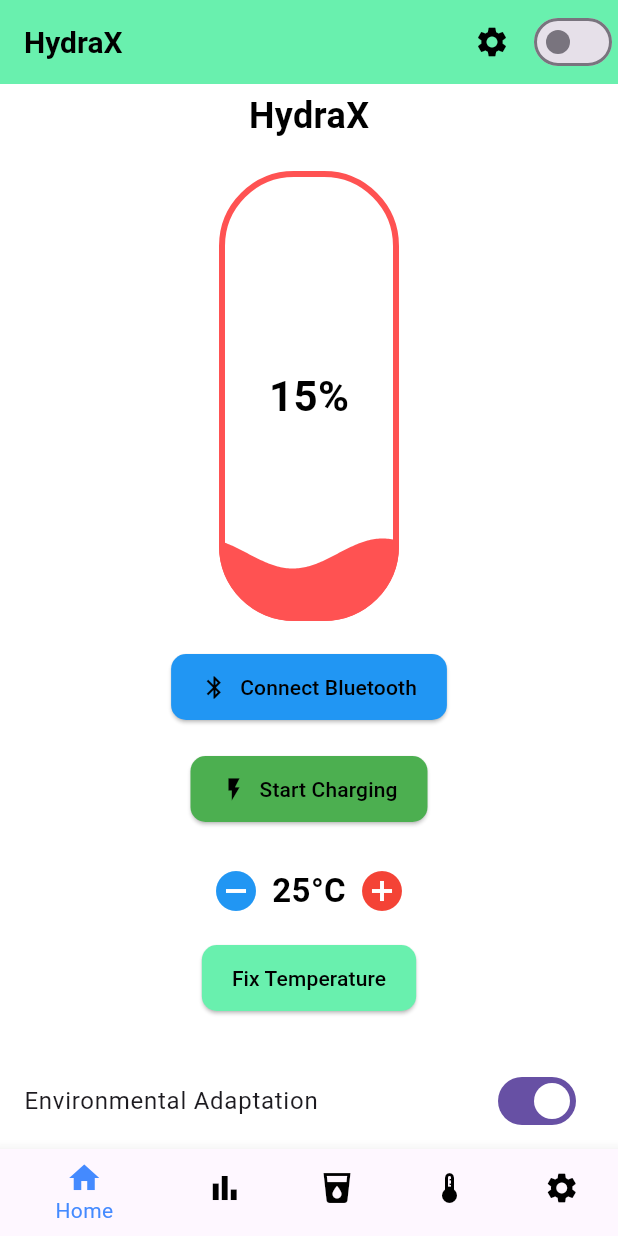
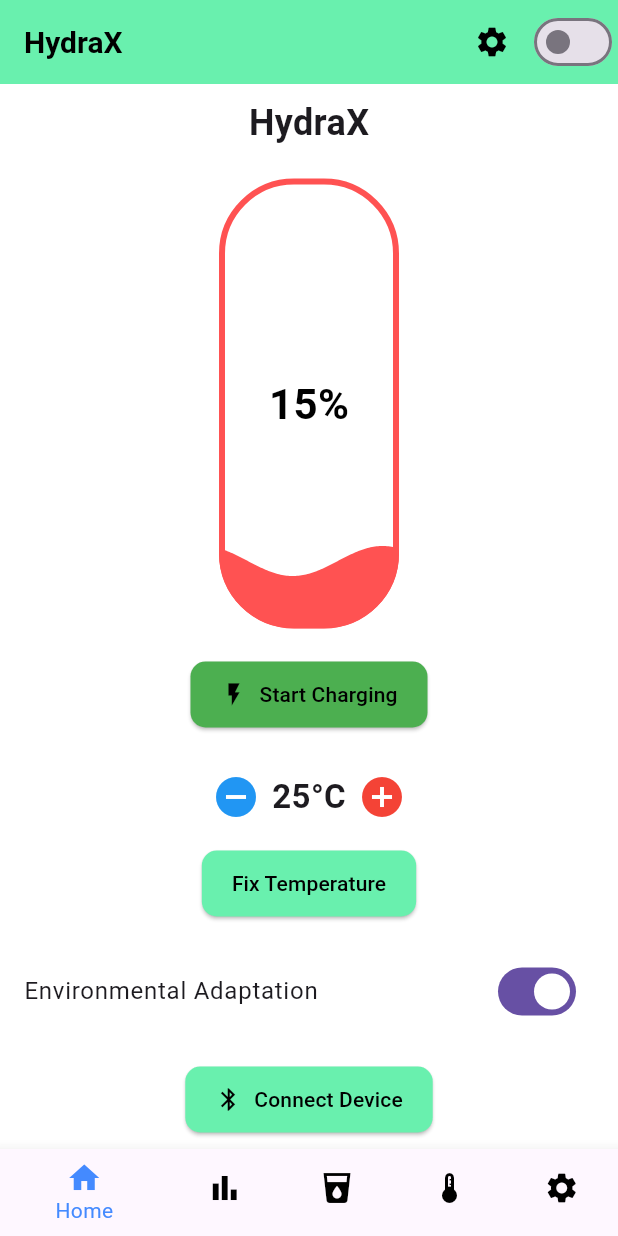
Before and after one commit to sivaprakasam-07/HydraX, a Flutter app: the screen it shows after launch, after a tap on "Environmental Adaptation", on a phone screen of 412 x 824 dp. Run offline on Flutter 3.47's test engine with Material 3 defaults, Android fonts, the phone set to English and light mode, and no system bars; our stand-ins replace cloud_firestore, firebase_core, fl_chart, flutter_bluetooth_serial, geolocator, get and 2 more; accounts and stored records are empty.

Commit message:
removed the old bluetooth and added new bluetooth

```diff
--- a/lib/ui/screens/home_screen.dart
+++ b/lib/ui/screens/home_screen.dart
@@ -2,12 +2,15 @@ import 'package:flutter/material.dart';
 import 'package:provider/provider.dart';
 import 'package:shared_preferences/shared_preferences.dart';
 import 'package:geolocator/geolocator.dart';
+import 'package:flutter_bluetooth_serial/flutter_bluetooth_serial.dart';
+
 import '../widgets/battery_status.dart';
 import '../widgets/hydration_chart.dart';
 import '../widgets/water_bottle.dart';
 import '../widgets/temperature_chart.dart';
 import 'settings_screen.dart';
-import '../../services/bluetooth_service.dart';
+import 'device_screen.dart';
+
 import '../../providers/theme_provider.dart';
 import '../../services/firebase_service.dart';
 import '../../services/location_service.dart';
@@ -22,16 +25,12 @@ class HomeScreen extends StatefulWidget {
 }
 
 class _HomeScreenState extends State<HomeScreen> with TickerProviderStateMixin {
-  final MyBluetoothService _bluetoothService = MyBluetoothService();
   final double _batteryLevel = 15.0;
   double _currentTemperature = 25.0;
   bool _isCharging = false;
-  bool _isBluetoothConnected = false;
   final double _waterFillLevel = 0.5;
   late AnimationController _waveController;
   int _selectedIndex = 0;
-
-  /// ✅ **Environmental Adaptation Toggle State**
   bool _environmentalAdaptationEnabled = false;
 
   @override
@@ -42,16 +41,11 @@ class _HomeScreenState extends State<HomeScreen> with TickerProviderStateMixin {
       duration: Duration(seconds: 2),
     )..repeat(reverse: true);
 
-    _loadEnvironmentalAdaptationPreference(); // ✅ Load Environmental Adaptation State on Start
+    _loadEnvironmentalAdaptationPreference();
     _checkAndUpdateTemperature();
-    print("🔍 Checking Environmental Adaptation...");
- // ✅ Auto Adjust Temp if Enabled
     _getCurrentLocation();
-    // Removed as 'permission' is not defined here.
-
   }
 
-  /// ✅ **Get Current Location and Print**
   Future<void> _getCurrentLocation() async {
     try {
       bool serviceEnabled = await Geolocator.isLocationServiceEnabled();
@@ -69,27 +63,16 @@ class _HomeScreenState extends State<HomeScreen> with TickerProviderStateMixin {
         }
       }
 
-      // ✅ Add Weather Data Logging
       var position = await Geolocator.getCurrentPosition(
         desiredAccuracy: LocationAccuracy.high,
       );
-      WeatherModel? weather = await WeatherService().getWeather(position.latitude, position.longitude);
+      WeatherModel? weather = await WeatherService()
+          .getWeather(position.latitude, position.longitude);
       if (weather != null) {
         print("✅ Weather Data: ${weather.temperature}°C");
       } else {
         print("⚠️ No Weather Data Retrieved!");
       }
-      print("📍 Location Permission Granted: ${permission.toString()}");
-
-      if (permission == LocationPermission.deniedForever) {
-        print('❌ Location permissions are permanently denied.');
-        return;
-      }
-
-      position = await Geolocator.getCurrentPosition(
-        desiredAccuracy: LocationAccuracy.high,
-      );
-      print('📍 Current Location: Lat: ${position.latitude}, Long: ${position.longitude}');
     } catch (e) {
       print('⚠️ Error fetching location: $e');
     }
@@ -101,7 +84,6 @@ class _HomeScreenState extends State<HomeScreen> with TickerProviderStateMixin {
     super.dispose();
   }
 
-  /// ✅ **Load Environmental Adaptation Preference**
   Future<void> _loadEnvironmentalAdaptationPreference() async {
     SharedPreferences prefs = await SharedPreferences.getInstance();
     bool savedValue = prefs.getBool("environmentalAdaptation") ?? false;
@@ -110,7 +92,6 @@ class _HomeScreenState extends State<HomeScreen> with TickerProviderStateMixin {
     });
   }
 
-  /// ✅ **Save Environmental Adaptation Preference**
   Future<void> _toggleEnvironmentalAdaptation(bool value) async {
     SharedPreferences prefs = await SharedPreferences.getInstance();
     await prefs.setBool("environmentalAdaptation", value);
@@ -119,11 +100,10 @@ class _HomeScreenState extends State<HomeScreen> with TickerProviderStateMixin {
     });
 
     if (value) {
-      _checkAndUpdateTemperature(); // 🌡️ Update temperature on toggle
+      _checkAndUpdateTemperature();
     }
   }
 
-  /// ✅ **Fetch Weather & Update Temperature Automatically**
   Future<void> _checkAndUpdateTemperature() async {
     if (_environmentalAdaptationEnabled) {
       try {
@@ -133,21 +113,15 @@ class _HomeScreenState extends State<HomeScreen> with TickerProviderStateMixin {
               await WeatherService().getWeather(position.latitude, position.longitude);
           if (weather != null) {
             double adaptedTemp = weather.temperature > 25
-                ? weather.temperature - 5 // 🔥 Cool if hot
-                : weather.temperature + 5; // ❄️ Warm if cold
-
-            /// ✅ **Apply Temperature Limits**
+                ? weather.temperature - 5
+                : weather.temperature + 5;
             adaptedTemp = adaptedTemp.clamp(10.0, 50.0);
 
             setState(() {
               _currentTemperature = adaptedTemp;
             });
-            print("✅ Adapted Temp: ${_currentTemperature.round()}°C based on environment");
-          } else {
-            print('⚠️ Failed to fetch weather data.');
+            print("✅ Adapted Temp: ${_currentTemperature.round()}°C");
           }
-        } else {
-          print('❌ Failed to get location.');
         }
       } catch (e) {
         print('⚠️ Error updating temperature: $e');
@@ -161,31 +135,12 @@ class _HomeScreenState extends State<HomeScreen> with TickerProviderStateMixin {
     });
   }
 
-  /// ✅ **Bluetooth Connection Handler**
-  Future<void> _handleBluetoothConnection() async {
-    if (_isBluetoothConnected) {
-      await _bluetoothService.disconnect();
-      setState(() {
-        _isBluetoothConnected = false;
-      });
-    } else {
-      bool success = await _bluetoothService.scanAndConnect();
-      if (success) {
-        setState(() {
-          _isBluetoothConnected = true;
-        });
-      }
-    }
-  }
-
-  /// ✅ **Toggle Charging**
   void _toggleCharging() {
     setState(() {
       _isCharging = !_isCharging;
     });
   }
 
-  /// ✅ **Increase/Decrease Temperature with Clamping**
   void _changeTemperature(bool increase) {
     setState(() {
       if (increase) {
@@ -196,7 +151,6 @@ class _HomeScreenState extends State<HomeScreen> with TickerProviderStateMixin {
     });
   }
 
-  /// ✅ **Fix Temperature and Log to Firebase**
   Future<void> _fixTemperature() async {
     try {
       await FirebaseService().logTemperature(_currentTemperature.round().toDouble());
@@ -206,6 +160,25 @@ class _HomeScreenState extends State<HomeScreen> with TickerProviderStateMixin {
     } catch (e) {
       ScaffoldMessenger.of(context).showSnackBar(
         SnackBar(content: Text('❌ Failed to log temperature!')),
+      );
+    }
+  }
+
+  Future<void> _connectToBluetoothDevice() async {
+    BluetoothDevice? selectedDevice = await FlutterBluetoothSerial.instance
+        .getBondedDevices()
+        .then((devices) => devices.isNotEmpty ? devices.first : null);
+
+    if (selectedDevice != null) {
+      Navigator.push(
+        context,
+        MaterialPageRoute(
+          builder: (_) => DeviceScreen(device: selectedDevice),
+        ),
+      );
+    } else {
+      ScaffoldMessenger.of(context).showSnackBar(
+        SnackBar(content: Text('❌ No paired Bluetooth device found.')),
       );
     }
   }
@@ -232,17 +205,11 @@ class _HomeScreenState extends State<HomeScreen> with TickerProviderStateMixin {
     return Scaffold(
       backgroundColor: Theme.of(context).scaffoldBackgroundColor,
       appBar: AppBar(
-        title: Text(
-          'HydraX',
-          style: TextStyle(color: isDarkMode ? Colors.white : Colors.black),
-        ),
+        title: Text('HydraX', style: TextStyle(color: isDarkMode ? Colors.white : Colors.black)),
         backgroundColor: Theme.of(context).primaryColor,
         actions: [
           IconButton(
-            icon: Icon(
-              Icons.settings,
-              color: isDarkMode ? Colors.white : Colors.black,
-            ),
+            icon: Icon(Icons.settings, color: isDarkMode ? Colors.white : Colors.black),
             onPressed: () {
               Navigator.push(
                 context,
@@ -252,9 +219,7 @@ class _HomeScreenState extends State<HomeScreen> with TickerProviderStateMixin {
           ),
           Switch(
             value: isDarkMode,
-            onChanged: (value) {
-              themeProvider.toggleTheme();
-            },
+            onChanged: (value) => themeProvider.toggleTheme(),
           ),
         ],
       ),
@@ -267,42 +232,22 @@ class _HomeScreenState extends State<HomeScreen> with TickerProviderStateMixin {
         onTap: _onNavBarTapped,
         items: [
           BottomNavigationBarItem(icon: Icon(Icons.home), label: "Home"),
-          BottomNavigationBarItem(
-            icon: Icon(Icons.bar_chart),
-            label: "Analysis",
-          ),
-          BottomNavigationBarItem(
-            icon: Icon(Icons.local_drink),
-            label: "Hydration",
-          ),
-          BottomNavigationBarItem(
-            icon: Icon(Icons.thermostat),
-            label: "Temp Log",
-          ),
-          BottomNavigationBarItem(
-            icon: Icon(Icons.settings),
-            label: "Settings",
-          ),
+          BottomNavigationBarItem(icon: Icon(Icons.bar_chart), label: "Analysis"),
+          BottomNavigationBarItem(icon: Icon(Icons.local_drink), label: "Hydration"),
+          BottomNavigationBarItem(icon: Icon(Icons.thermostat), label: "Temp Log"),
+          BottomNavigationBarItem(icon: Icon(Icons.settings), label: "Settings"),
         ],
       ),
     );
   }
 
-  /// ✅ **Updated Home Screen with Bluetooth & Temperature Controls + Environmental Adaptation Toggle**
   Widget _buildHomeScreen() {
     bool isDarkMode = Theme.of(context).brightness == Brightness.dark;
     return Center(
       child: Column(
         mainAxisAlignment: MainAxisAlignment.center,
         children: [
-          Text(
-            'HydraX',
-            style: TextStyle(
-              fontSize: 24,
-              fontWeight: FontWeight.bold,
-              color: isDarkMode ? Colors.white : Colors.black,
-            ),
-          ),
+          Text('HydraX', style: TextStyle(fontSize: 24, fontWeight: FontWeight.bold)),
           SizedBox(height: 20),
           BatteryStatus(
             batteryLevel: _batteryLevel,
@@ -311,27 +256,6 @@ class _HomeScreenState extends State<HomeScreen> with TickerProviderStateMixin {
             textColor: isDarkMode ? Colors.white : Colors.black,
           ),
           SizedBox(height: 20),
-
-          /// ✅ **Bluetooth Button**
-          ElevatedButton.icon(
-            onPressed: _handleBluetoothConnection,
-            icon: Icon(
-              _isBluetoothConnected
-                  ? Icons.bluetooth_disabled
-                  : Icons.bluetooth,
-            ),
-            label: Text(
-              _isBluetoothConnected
-                  ? "Disconnect Bluetooth"
-                  : "Connect Bluetooth",
-            ),
-            style: ElevatedButton.styleFrom(
-              backgroundColor: _isBluetoothConnected ? Colors.red : Colors.blue,
-            ),
-          ),
-          SizedBox(height: 20),
-
-          /// ✅ **Charging Button**
           ElevatedButton.icon(
             onPressed: _toggleCharging,
             icon: Icon(_isCharging ? Icons.flash_off : Icons.flash_on),
@@ -341,8 +265,6 @@ class _HomeScreenState extends State<HomeScreen> with TickerProviderStateMixin {
             ),
           ),
           SizedBox(height: 20),
-
-          /// ✅ **Temperature Controls**
           Row(
             mainAxisAlignment: MainAxisAlignment.center,
             children: [
@@ -351,12 +273,8 @@ class _HomeScreenState extends State<HomeScreen> with TickerProviderStateMixin {
                 onPressed: () => _changeTemperature(false),
               ),
               Text(
-                "${_currentTemperature.round()}°C", // ✅ Rounded to Integer
-                style: TextStyle(
-                  fontSize: 22,
-                  fontWeight: FontWeight.bold,
-                  color: isDarkMode ? Colors.white : Colors.black,
-                ),
+                "${_currentTemperature.round()}°C",
+                style: TextStyle(fontSize: 22, fontWeight: FontWeight.bold),
               ),
               IconButton(
                 icon: Icon(Icons.add_circle, color: Colors.red, size: 32),
@@ -365,15 +283,11 @@ class _HomeScreenState extends State<HomeScreen> with TickerProviderStateMixin {
             ],
           ),
           SizedBox(height: 10),
-
-          /// ✅ **Fix Temperature Button**
           ElevatedButton(
             onPressed: _fixTemperature,
             child: Text('Fix Temperature'),
           ),
-          SizedBox(height: 30),
-
-          /// ✅ **Environmental Adaptation Toggle**
+          SizedBox(height: 20),
           SwitchListTile(
             title: Text("Environmental Adaptation"),
             value: _environmentalAdaptationEnabled,
@@ -381,6 +295,12 @@ class _HomeScreenState extends State<HomeScreen> with TickerProviderStateMixin {
               _toggleEnvironmentalAdaptation(value);
             },
           ),
+          SizedBox(height: 20),
+          ElevatedButton.icon(
+            onPressed: _connectToBluetoothDevice,
+            icon: Icon(Icons.bluetooth),
+            label: Text("Connect Device"),
+          ),
         ],
       ),
     );
--- a/lib/ui/screens/stats_screen.dart
+++ b/lib/ui/screens/stats_screen.dart
@@ -10,7 +10,7 @@ class StatsScreen extends StatelessWidget {
     "Friday: 900ml - 27°C"
   ];
 
-  const StatsScreen({super.key}); // 🔥 Replace this with Firebase data later.
+  StatsScreen({super.key}); // 🔥 Replace this with Firebase data later.
 
   @override
   Widget build(BuildContext context) {
--- a/pubspec.yaml
+++ b/pubspec.yaml
@@ -42,6 +42,9 @@ dependencies:
   firebase_storage: ^12.4.4
   geolocator: ^10.1.0
   geocoding: ^2.1.0
+  flutter_bluetooth_serial: ^0.4.0
+  get: ^4.6.6
+  permission_handler: ^11.3.0
 
 dev_dependencies:
   flutter_test:
```
Also changed, not shown: lib/providers/bluetooth_provider.dart (deleted, +0 -97 lines), lib/services/bluetooth_controller.dart (added, +34 -0 lines), lib/services/bluetooth_service.dart (deleted, +0 -121 lines), lib/ui/screens/bluetooth_screen.dart (deleted, +0 -136 lines), lib/ui/screens/device_screen.dart (added, +135 -0 lines), pubspec.lock, 2 other files.
